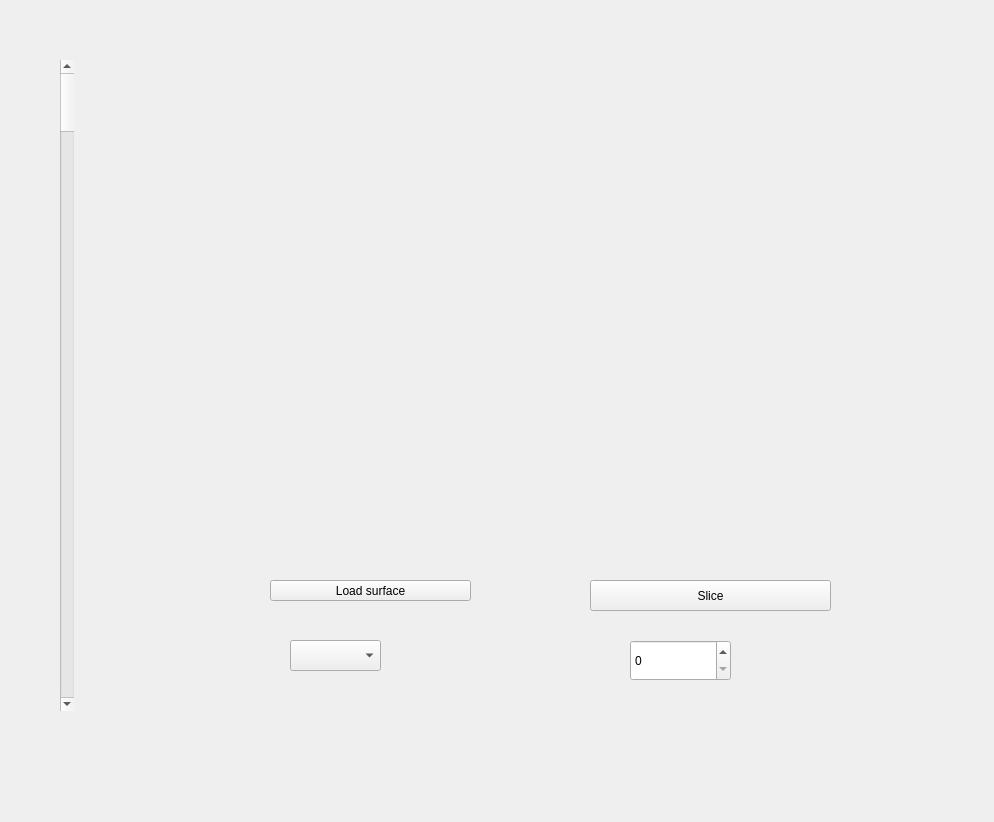
First picture: the form in app/gui/mainwindow.ui, repository aranyp20/MKUltra-merged, before the edit.
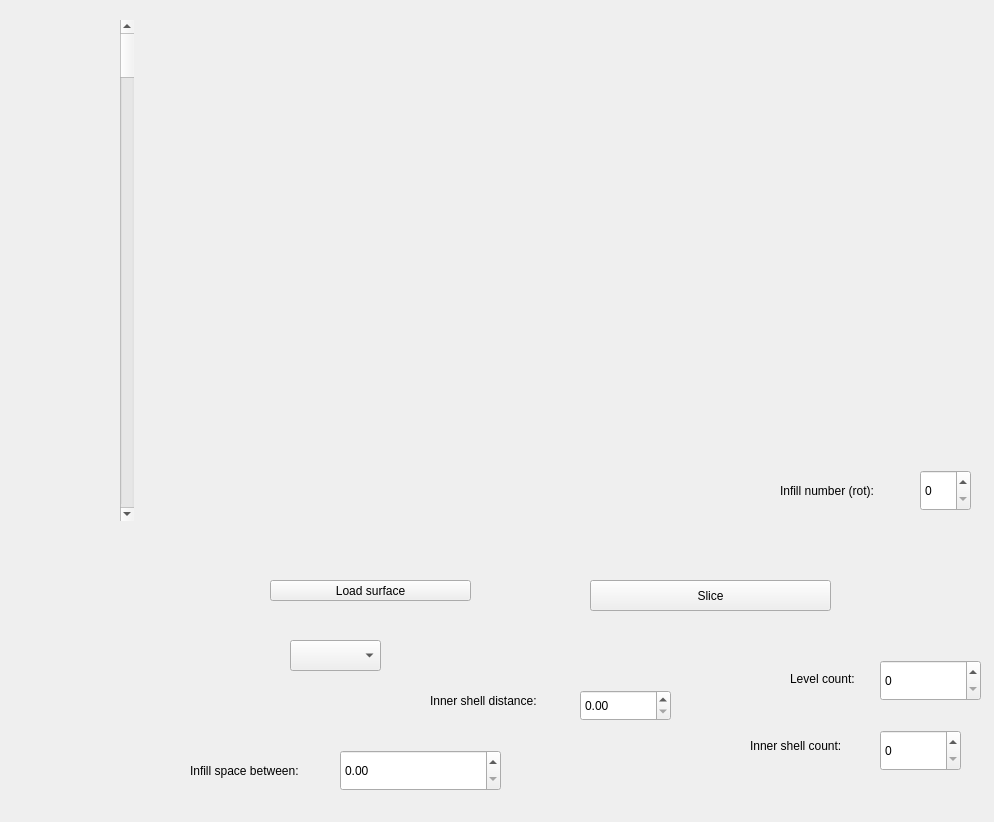
Second picture: the form after the edit. Custom widgets are drawn as their Qt base class.

```diff
--- a/app/gui/mainwindow.ui
+++ b/app/gui/mainwindow.ui
@@ -23,10 +23,10 @@
    <widget class="QWidget" name="verticalLayoutWidget">
     <property name="geometry">
      <rect>
-      <x>60</x>
-      <y>60</y>
+      <x>120</x>
+      <y>20</y>
       <width>111</width>
-      <height>651</height>
+      <height>501</height>
      </rect>
     </property>
     <layout class="QVBoxLayout" name="verticalLayout">
@@ -78,8 +78,8 @@
    <widget class="QSpinBox" name="layer_count_box">
     <property name="geometry">
      <rect>
-      <x>630</x>
-      <y>640</y>
+      <x>880</x>
+      <y>660</y>
       <width>101</width>
       <height>41</height>
      </rect>
@@ -95,6 +95,111 @@
      </rect>
     </property>
    </widget>
+   <widget class="QLabel" name="label">
+    <property name="geometry">
+     <rect>
+      <x>790</x>
+      <y>670</y>
+      <width>91</width>
+      <height>17</height>
+     </rect>
+    </property>
+    <property name="text">
+     <string>Level count:</string>
+    </property>
+   </widget>
+   <widget class="QSpinBox" name="inner_shell_count_box">
+    <property name="geometry">
+     <rect>
+      <x>880</x>
+      <y>730</y>
+      <width>81</width>
+      <height>41</height>
+     </rect>
+    </property>
+   </widget>
+   <widget class="QLabel" name="label_2">
+    <property name="geometry">
+     <rect>
+      <x>750</x>
+      <y>730</y>
+      <width>121</width>
+      <height>31</height>
+     </rect>
+    </property>
+    <property name="text">
+     <string>Inner shell count:</string>
+    </property>
+   </widget>
+   <widget class="QDoubleSpinBox" name="inner_shell_distance_box">
+    <property name="geometry">
+     <rect>
+      <x>580</x>
+      <y>690</y>
+      <width>91</width>
+      <height>31</height>
+     </rect>
+    </property>
+   </widget>
+   <widget class="QLabel" name="label_3">
+    <property name="geometry">
+     <rect>
+      <x>430</x>
+      <y>690</y>
+      <width>141</width>
+      <height>21</height>
+     </rect>
+    </property>
+    <property name="text">
+     <string>Inner shell distance:</string>
+    </property>
+   </widget>
+   <widget class="QDoubleSpinBox" name="infill_space_between_box">
+    <property name="geometry">
+     <rect>
+      <x>340</x>
+      <y>750</y>
+      <width>161</width>
+      <height>41</height>
+     </rect>
+    </property>
+   </widget>
+   <widget class="QLabel" name="label_4">
+    <property name="geometry">
+     <rect>
+      <x>190</x>
+      <y>760</y>
+      <width>141</width>
+      <height>21</height>
+     </rect>
+    </property>
+    <property name="text">
+     <string>Infill space between:</string>
+    </property>
+   </widget>
+   <widget class="QSpinBox" name="infill_number_box">
+    <property name="geometry">
+     <rect>
+      <x>920</x>
+      <y>470</y>
+      <width>51</width>
+      <height>41</height>
+     </rect>
+    </property>
+   </widget>
+   <widget class="QLabel" name="label_5">
+    <property name="geometry">
+     <rect>
+      <x>780</x>
+      <y>470</y>
+      <width>141</width>
+      <height>41</height>
+     </rect>
+    </property>
+    <property name="text">
+     <string>Infill number (rot):</string>
+    </property>
+   </widget>
   </widget>
  </widget>
  <customwidgets>
```
